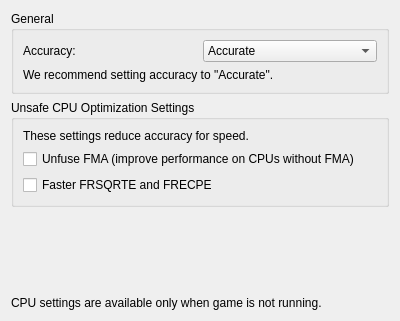
QuantumGhost/yuzu, file src/yuzu/configuration/configure_cpu.ui: the form before one commit.
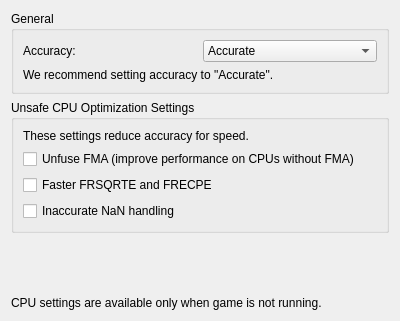
The form after the commit.

Patch:
```diff
--- a/src/yuzu/configuration/configure_cpu.ui
+++ b/src/yuzu/configuration/configure_cpu.ui
@@ -109,6 +109,18 @@
           </property>
          </widget>
         </item>
+        <item>
+         <widget class="QCheckBox" name="cpuopt_unsafe_inaccurate_nan">
+          <property name="text">
+           <string>Inaccurate NaN handling</string>
+          </property>
+          <property name="toolTip">
+           <string>
+            &lt;div&gt;This option improves speed by removing NaN checking. Please note this also reduces accuracy of certain floating-point instructions.&lt;/div&gt;
+           </string>
+          </property>
+         </widget>
+        </item>
        </layout>
       </widget>
      </item>
```
